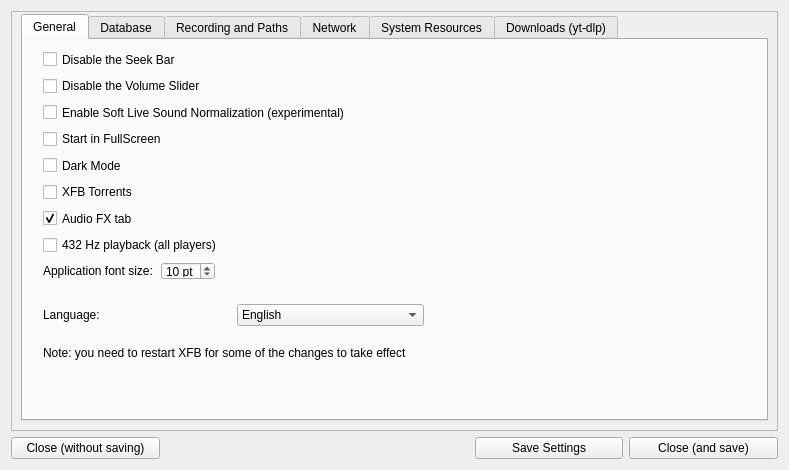
netpack/XFB, file src/optionsdialog.ui: the form before one commit.
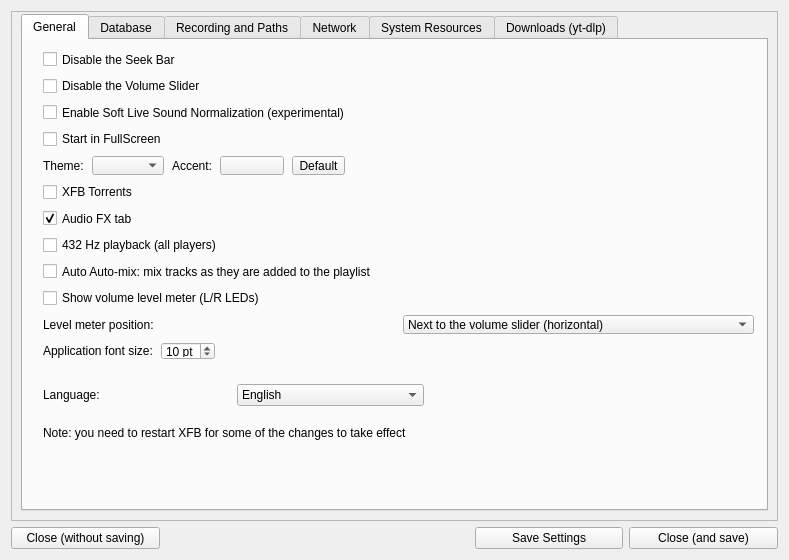
The form after the commit. Icons and pictures are not drawn.

Commit message: feat: gapless playback, auto-mix, themed dockable UI, torrent privacy

Patch:
```diff
--- a/src/optionsdialog.ui
+++ b/src/optionsdialog.ui
@@ -7,7 +7,7 @@
     <x>0</x>
     <y>0</y>
     <width>789</width>
-    <height>470</height>
+    <height>560</height>
    </rect>
   </property>
   <property name="windowTitle">
@@ -58,7 +58,7 @@
           <property name="geometry">
            <rect>
             <x>20</x>
-            <y>304</y>
+            <y>384</y>
             <width>701</width>
             <height>17</height>
            </rect>
@@ -71,7 +71,7 @@
           <property name="geometry">
            <rect>
             <x>20</x>
-            <y>258</y>
+            <y>338</y>
             <width>381</width>
             <height>34</height>
            </rect>
@@ -117,7 +117,7 @@
             <x>20</x>
             <y>10</y>
             <width>711</width>
-            <height>230</height>
+            <height>310</height>
            </rect>
           </property>
           <layout class="QVBoxLayout" name="verticalLayout">
@@ -159,11 +159,68 @@
             </widget>
            </item>
            <item>
-            <widget class="QCheckBox" name="checkBox_darkMode">
-             <property name="text">
-              <string>Dark Mode</string>
-             </property>
-            </widget>
+            <layout class="QHBoxLayout" name="layout_theme">
+             <item>
+              <widget class="QLabel" name="label_theme">
+               <property name="text">
+                <string>Theme:</string>
+               </property>
+              </widget>
+             </item>
+             <item>
+              <widget class="QComboBox" name="combo_theme">
+               <property name="toolTip">
+                <string>&lt;html&gt;&lt;head/&gt;&lt;body&gt;&lt;p&gt;The color theme of the whole application. &quot;System&quot; follows your operating system's light/dark preference; the other themes force a specific look. Applies immediately on Save.&lt;/p&gt;&lt;/body&gt;&lt;/html&gt;</string>
+               </property>
+              </widget>
+             </item>
+             <item>
+              <widget class="QLabel" name="label_accent">
+               <property name="text">
+                <string>Accent:</string>
+               </property>
+              </widget>
+             </item>
+             <item>
+              <widget class="QToolButton" name="bt_accentColor">
+               <property name="minimumSize">
+                <size>
+                 <width>64</width>
+                 <height>0</height>
+                </size>
+               </property>
+               <property name="toolTip">
+                <string>&lt;html&gt;&lt;head/&gt;&lt;body&gt;&lt;p&gt;Pick the accent color used for highlights, selections and sliders. Each theme has its own default.&lt;/p&gt;&lt;/body&gt;&lt;/html&gt;</string>
+               </property>
+               <property name="text">
+                <string notr="true"/>
+               </property>
+              </widget>
+             </item>
+             <item>
+              <widget class="QToolButton" name="bt_accentReset">
+               <property name="toolTip">
+                <string>&lt;html&gt;&lt;head/&gt;&lt;body&gt;&lt;p&gt;Go back to the theme's default accent color.&lt;/p&gt;&lt;/body&gt;&lt;/html&gt;</string>
+               </property>
+               <property name="text">
+                <string>Default</string>
+               </property>
+              </widget>
+             </item>
+             <item>
+              <spacer name="hspacer_theme">
+               <property name="orientation">
+                <enum>Qt::Horizontal</enum>
+               </property>
+               <property name="sizeHint" stdset="0">
+                <size>
+                 <width>40</width>
+                 <height>20</height>
+                </size>
+               </property>
+              </spacer>
+             </item>
+            </layout>
            </item>
            <item>
             <widget class="QCheckBox" name="checkBox_enableTorrents">
@@ -198,6 +255,54 @@
              </property>
             </widget>
            </item>
+           <item>
+            <widget class="QCheckBox" name="checkBox_autoAutoMix">
+             <property name="toolTip">
+              <string>&lt;html&gt;&lt;head/&gt;&lt;body&gt;&lt;p&gt;Run Auto-mix automatically on every track added to the playlist: its crossfade overlap with the previous track is computed in the background, so transitions are always mixed without pressing the Auto-mix button.&lt;/p&gt;&lt;/body&gt;&lt;/html&gt;</string>
+             </property>
+             <property name="text">
+              <string>Auto Auto-mix: mix tracks as they are added to the playlist</string>
+             </property>
+            </widget>
+           </item>
+           <item>
+            <widget class="QCheckBox" name="checkBox_levelMeter">
+             <property name="toolTip">
+              <string>&lt;html&gt;&lt;head/&gt;&lt;body&gt;&lt;p&gt;Show a stereo LED level meter next to the volume slider, indicating the player's current left/right output level. Levels are measured by the FX playback engine.&lt;/p&gt;&lt;/body&gt;&lt;/html&gt;</string>
+             </property>
+             <property name="text">
+              <string>Show volume level meter (L/R LEDs)</string>
+             </property>
+            </widget>
+           </item>
+           <item>
+            <layout class="QHBoxLayout" name="layout_levelMeterPos">
+             <item>
+              <widget class="QLabel" name="label_levelMeterPos">
+               <property name="text">
+                <string>Level meter position:</string>
+               </property>
+              </widget>
+             </item>
+             <item>
+              <widget class="QComboBox" name="combo_levelMeterPos">
+               <property name="toolTip">
+                <string>&lt;html&gt;&lt;head/&gt;&lt;body&gt;&lt;p&gt;Where the level meter is docked: as a horizontal strip next to the volume slider, or as a vertical bar beside the right-side panel.&lt;/p&gt;&lt;/body&gt;&lt;/html&gt;</string>
+               </property>
+               <item>
+                <property name="text">
+                 <string>Next to the volume slider (horizontal)</string>
+                </property>
+               </item>
+               <item>
+                <property name="text">
+                 <string>Beside the right panel (vertical)</string>
+                </property>
+               </item>
+              </widget>
+             </item>
+            </layout>
+           </item>
            <item>
             <layout class="QHBoxLayout" name="layout_fontSize">
              <item>
```
Left out of the diff: 2 changed lines with no effect on the pictures. The commit also changes 26 other files.
